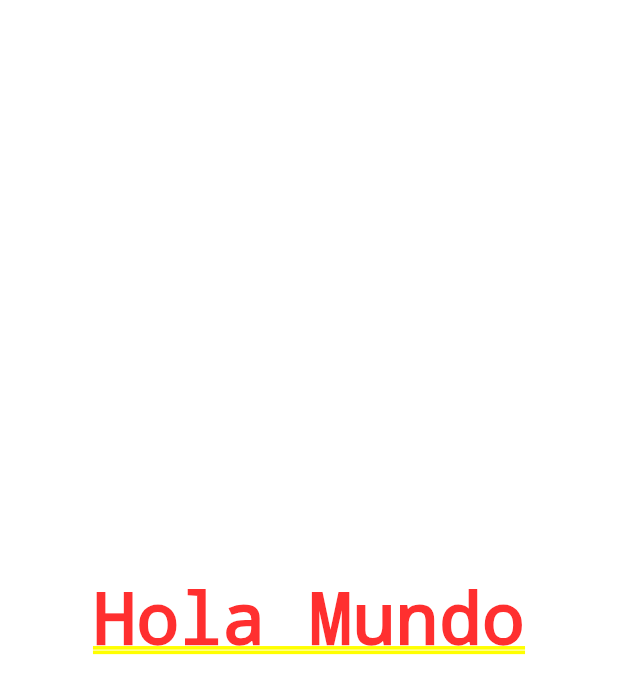
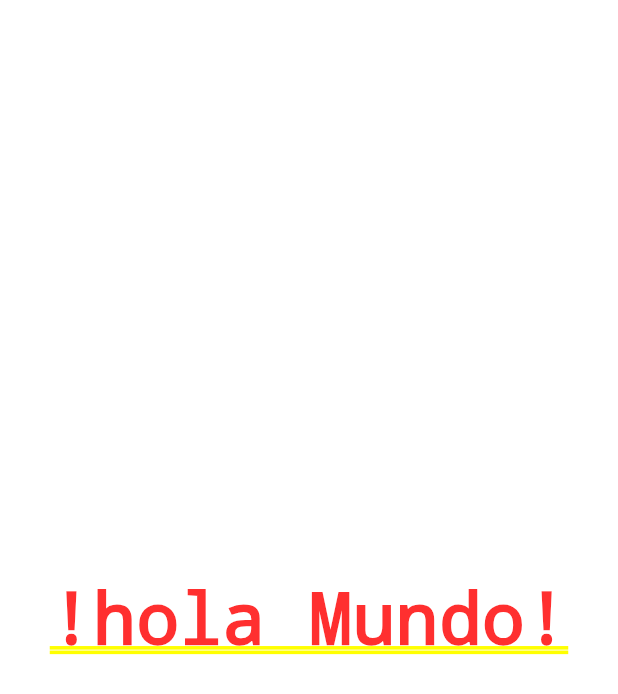
Before and after one commit to eddieware/contador, a Flutter app: the screen it shows after launch, on a phone screen of 412 x 824 dp. Shown: the top 694 px of the screen. Run offline on Flutter 3.47's test engine with Material 2 defaults, Android fonts, the phone set to English and light mode, and no system bars.

Commit message:
update organizando archivos

```diff
--- a/lib/main.dart
+++ b/lib/main.dart
@@ -1,18 +1,9 @@
+import 'package:contador/src/app.dart';
 import 'package:flutter/material.dart';
 
+//own
+// import 'src/app.dart';
+
 void main(){
-  runApp(new MyApp());
+  runApp(MyApp());
 }
-class MyApp extends StatelessWidget{
-  @override
-  Widget build(context){ //context contiene informacion
-  return MaterialApp(
-    home:
-    Center(child: Text('Hola Mundo'),
-    ),
-
-  );
-
-  }
-
-}
--- /dev/null
+++ b/lib/src/app.dart
@@ -0,0 +1,16 @@
+
+import 'package:flutter/material.dart';
+
+class MyApp extends StatelessWidget{
+  @override
+  Widget build(context){ //context contiene informacion
+  return MaterialApp(
+    home:
+    Center(child: Text('!hola Mundo!'),
+    ),
+
+  );
+
+  }
+
+}
```
